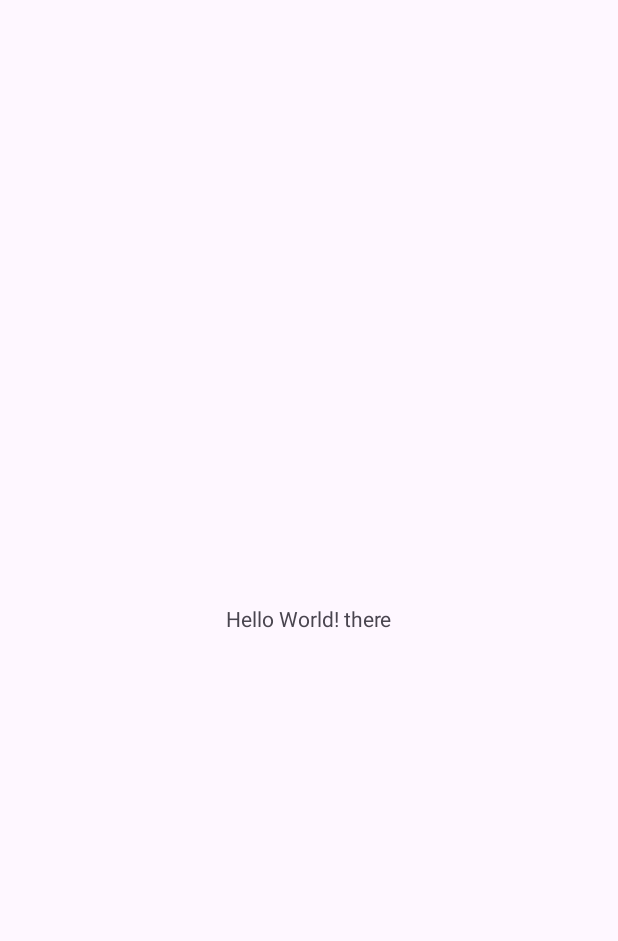
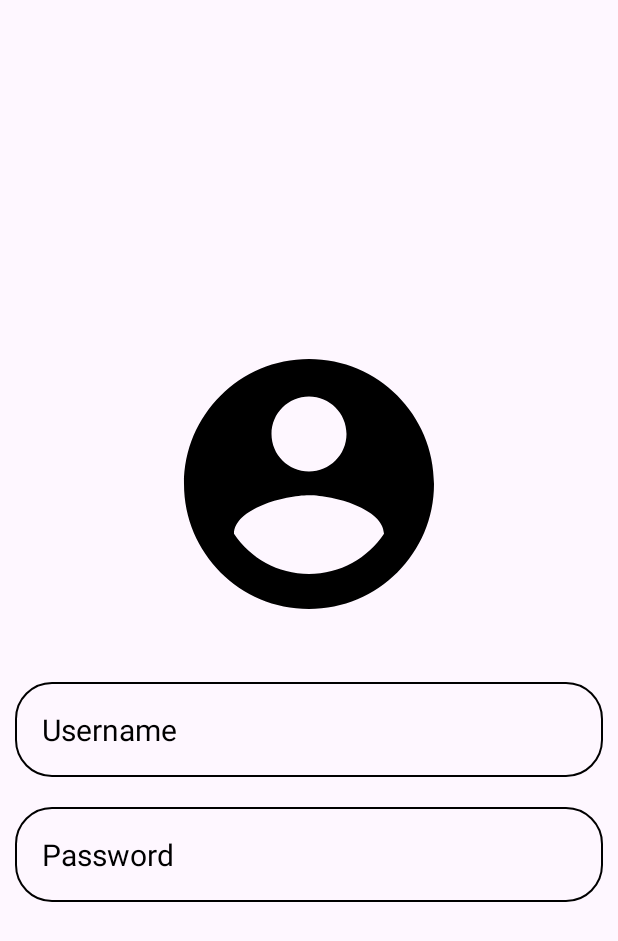
Before and after one commit to bed-com-23-20/Attendance-Register-App, an Android app: the screen it shows after launch (MainActivity), on a phone screen of 412 x 824 dp. Before the commit the part shown is almost empty. Shown: the top 941 px of the screen. Run offline under Robolectric (Android 15) with nearby library versions, the phone set to English and light mode, and no system bars.

Commit message:
Designing the Admin login page

```diff
--- /dev/null
+++ b/Attendance_Register_Sytem/app/src/main/res/drawable/adminloginvector.xml
@@ -0,0 +1,5 @@
+<vector xmlns:android="http://schemas.android.com/apk/res/android" android:height="200dp" android:tint="#000000" android:viewportHeight="24" android:viewportWidth="24" android:width="200dp">
+
+    <path android:fillColor="@android:color/white" android:pathData="M12,2C6.48,2 2,6.48 2,12s4.48,10 10,10 10,-4.48 10,-10S17.52,2 12,2zM12,5c1.66,0 3,1.34 3,3s-1.34,3 -3,3 -3,-1.34 -3,-3 1.34,-3 3,-3zM12,19.2c-2.5,0 -4.71,-1.28 -6,-3.22 0.03,-1.99 4,-3.08 6,-3.08 1.99,0 5.97,1.09 6,3.08 -1.29,1.94 -3.5,3.22 -6,3.22z"/>
+
+</vector>
--- /dev/null
+++ b/Attendance_Register_Sytem/app/src/main/res/drawable/login_background.xml
@@ -0,0 +1,10 @@
+<?xml version="1.0" encoding="utf-8"?>
+<shape xmlns:android="http://schemas.android.com/apk/res/android">
+
+    <gradient
+        android:type="linear"
+        android:startColor="#000000"
+        android:endColor="#FFFFFF"
+        android:angle="100"
+        />
+</shape>
--- /dev/null
+++ b/Attendance_Register_Sytem/app/src/main/res/drawable/rounded_corner.xml
@@ -0,0 +1,13 @@
+<?xml version="1.0" encoding="utf-8"?>
+<shape xmlns:android="http://schemas.android.com/apk/res/android"
+    android:shape="rectangle"
+    >
+    <corners android:radius="24dp"/>
+    <stroke
+        android:width="1dip"
+        android:color="@color/black"
+        />
+
+
+
+</shape>
--- a/Attendance_Register_Sytem/app/src/main/res/layout/activity_main.xml
+++ b/Attendance_Register_Sytem/app/src/main/res/layout/activity_main.xml
@@ -1,19 +1,61 @@
 <?xml version="1.0" encoding="utf-8"?>
-<androidx.constraintlayout.widget.ConstraintLayout xmlns:android="http://schemas.android.com/apk/res/android"
+<RelativeLayout xmlns:android="http://schemas.android.com/apk/res/android"
     xmlns:app="http://schemas.android.com/apk/res-auto"
     xmlns:tools="http://schemas.android.com/tools"
     android:id="@+id/main"
     android:layout_width="match_parent"
     android:layout_height="match_parent"
+   android:gravity="center"
     tools:context=".MainActivity">
 
-    <TextView
-        android:layout_width="wrap_content"
+    <LinearLayout
+        android:layout_width="match_parent"
         android:layout_height="wrap_content"
-        android:text="Hello World! there"
-        app:layout_constraintBottom_toBottomOf="parent"
-        app:layout_constraintEnd_toEndOf="parent"
-        app:layout_constraintStart_toStartOf="parent"
-        app:layout_constraintTop_toTopOf="parent" />
+        android:gravity="center"
+        android:orientation="vertical">
 
-</androidx.constraintlayout.widget.ConstraintLayout>
+        <ImageView
+            android:id="@+id/adminvector"
+            android:layout_width="200dp"
+            android:layout_height="200dp"
+            android:layout_gravity="center"
+            android:src="@drawable/adminloginvector"
+            />
+
+        <EditText
+            android:id="@+id/username"
+            android:layout_width="match_parent"
+            android:layout_height="wrap_content"
+            android:hint="@string/username"
+            android:textColorHint="@color/black"
+            android:textSize="20sp"
+            android:layout_marginTop="32dp"
+            android:layout_marginStart="10dp"
+            android:layout_marginEnd="10dp"
+            android:padding="18dp"
+            android:inputType="text"
+            android:textColor="@color/black"
+            android:background="@drawable/rounded_corner"
+            />
+
+        <EditText
+            android:id="@+id/password"
+            android:layout_width="match_parent"
+            android:layout_height="wrap_content"
+            android:hint="Password"
+            android:textColorHint="@color/black"
+            android:textSize="20sp"
+            android:layout_marginTop="20dp"
+            android:layout_marginStart="10dp"
+            android:layout_marginEnd="10dp"
+            android:padding="18dp"
+            android:inputType="textPassword"
+            android:textColor="@color/black"
+            android:background="@drawable/rounded_corner"
+            />
+
+    </LinearLayout>
+
+
+
+</RelativeLayout>
--- a/Attendance_Register_Sytem/app/src/main/res/values/strings.xml
+++ b/Attendance_Register_Sytem/app/src/main/res/values/strings.xml
@@ -1,3 +1,4 @@
 <resources>
     <string name="app_name">Attendance_Register_Sytem</string>
+    <string name="username">Username</string>
 </resources>
```
